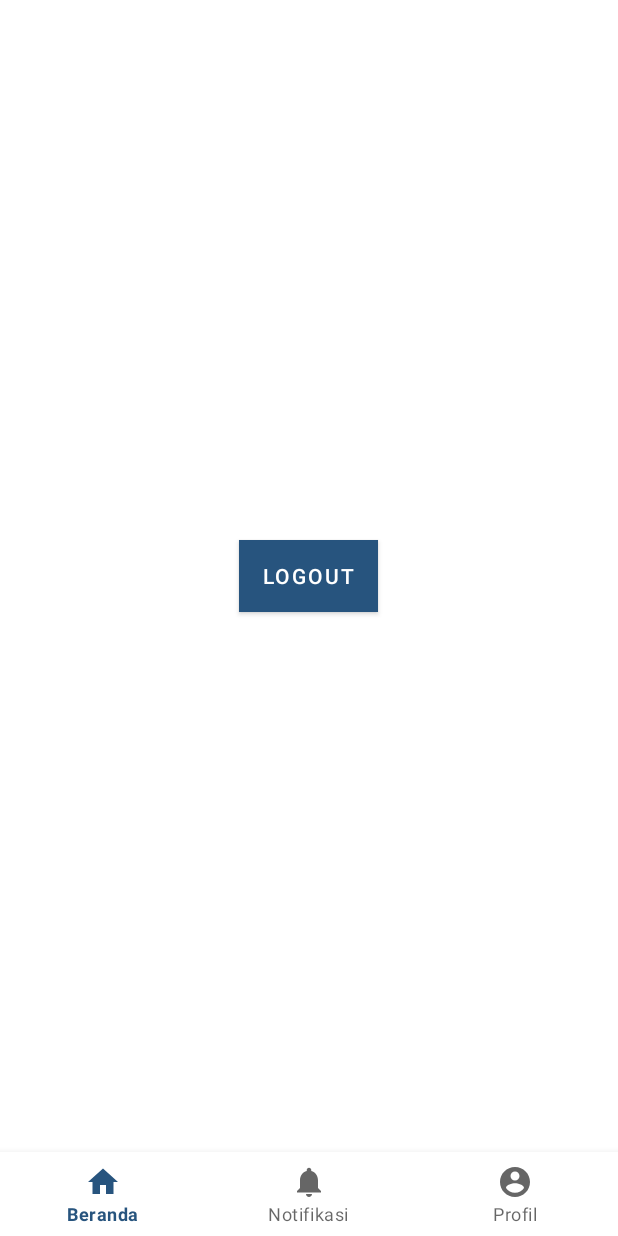
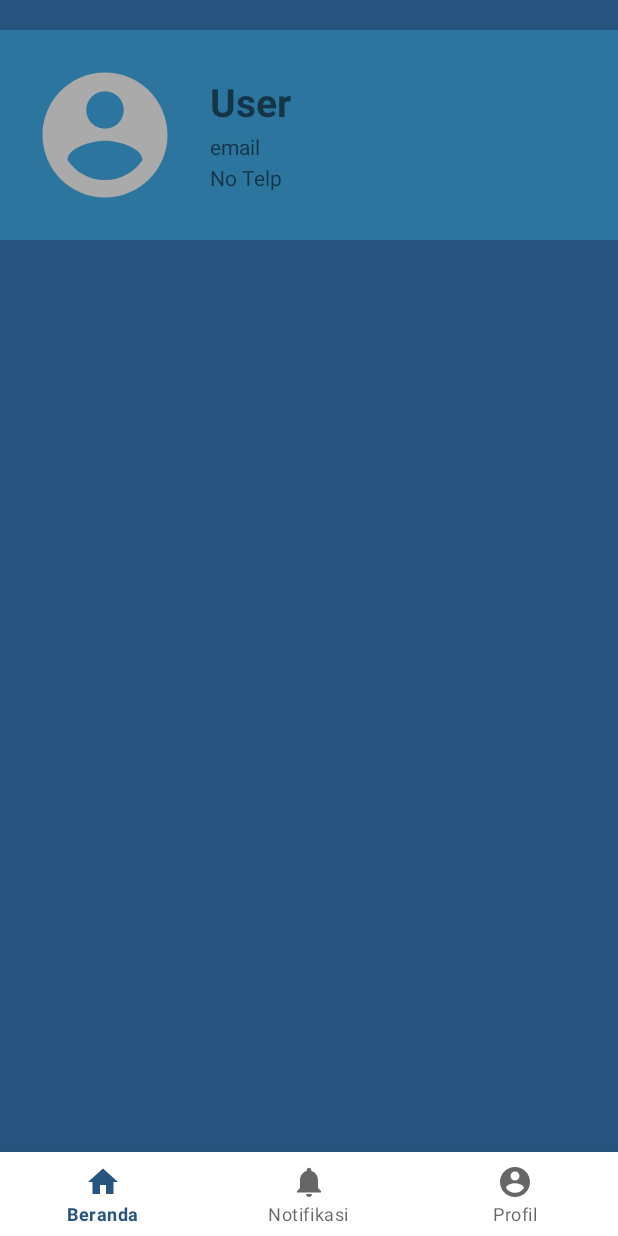
Before and after one commit to MIqbalTaruna/AplikasiBankSampah, an Android app: the fragment ProfileFragment placed in its activity, on a phone screen of 412 x 824 dp. Run offline under Robolectric (Android 15) with nearby library versions, the phone set to English and light mode, and no system bars; 3 statements that could not run were skipped.

Commit message:
membuat header profile

```diff
--- /dev/null
+++ b/app/src/main/res/drawable/ic_user_profile.xml
@@ -0,0 +1,5 @@
+<vector android:height="100dp"
+    android:viewportHeight="24" android:viewportWidth="24"
+    android:width="100dp" xmlns:android="http://schemas.android.com/apk/res/android">
+    <path android:fillColor="@android:color/darker_gray" android:pathData="M12,2C6.48,2 2,6.48 2,12s4.48,10 10,10 10,-4.48 10,-10S17.52,2 12,2zM12,5c1.66,0 3,1.34 3,3s-1.34,3 -3,3 -3,-1.34 -3,-3 1.34,-3 3,-3zM12,19.2c-2.5,0 -4.71,-1.28 -6,-3.22 0.03,-1.99 4,-3.08 6,-3.08 1.99,0 5.97,1.09 6,3.08 -1.29,1.94 -3.5,3.22 -6,3.22z"/>
+</vector>
--- a/app/src/main/res/layout/fragment_profile.xml
+++ b/app/src/main/res/layout/fragment_profile.xml
@@ -3,15 +3,58 @@
     xmlns:tools="http://schemas.android.com/tools"
     android:layout_width="match_parent"
     android:layout_height="match_parent"
-    tools:context=".ProfileFragment">
+    tools:context=".ProfileFragment"
+    android:background="@color/blue_500">
 
     <!-- TODO: Update blank fragment layout -->
-    <Button
-        android:id="@+id/logout_button"
-        android:layout_width="wrap_content"
+
+    <LinearLayout
+        android:layout_width="match_parent"
         android:layout_height="wrap_content"
-        android:layout_centerInParent="true"
-        android:background="@color/green"
-        android:text="LOGOUT"/>
+        android:padding="20dp"
+        android:layout_marginVertical="20dp"
+        android:orientation="horizontal"
+        android:background="@color/blue_400">
+        <TextView
+            android:layout_width="wrap_content"
+            android:layout_height="wrap_content"
+            android:drawableStart="@drawable/ic_user_profile"
+            android:drawablePadding="10dp"/>
+        <LinearLayout
+            android:layout_width="match_parent"
+            android:layout_height="match_parent"
+            android:orientation="vertical"
+            android:padding="10dp">
+            <TextView
+                android:layout_width="match_parent"
+                android:layout_height="wrap_content"
+                android:text="User"
+                android:textSize="26sp"
+                android:textStyle="bold"
+                android:id="@+id/username_profile"
+                android:layout_weight="2"/>
+            <TextView
+                android:layout_width="match_parent"
+                android:layout_height="wrap_content"
+                android:text="email"
+                android:id="@+id/email_profile"
+                android:layout_weight="1"/>
+
+            <TextView
+                android:layout_width="match_parent"
+                android:layout_height="wrap_content"
+                android:text="No Telp"
+                android:id="@+id/no_telp_profile"
+                android:layout_weight="1"/>
+        </LinearLayout>
+    </LinearLayout>
+
+    <!--    <Button-->
+    <!--        android:id="@+id/logout_button"-->
+    <!--        android:layout_width="wrap_content"-->
+    <!--        android:layout_height="wrap_content"-->
+    <!--        android:layout_centerInParent="true"-->
+    <!--        android:background="@color/green"-->
+    <!--        android:text="LOGOUT"/>-->
 
 </RelativeLayout>
```
